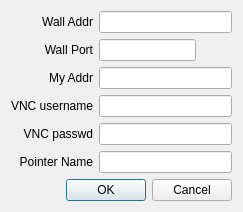
Above: src/uiclient/connectiondialog.ui from sungwonnam/SAGENext before the change. Below: the same form after it.
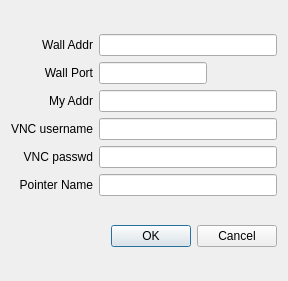
That is the form after the change.

What changed in the file:
```diff
--- a/src/uiclient/connectiondialog.ui
+++ b/src/uiclient/connectiondialog.ui
@@ -6,8 +6,8 @@
    <rect>
     <x>0</x>
     <y>0</y>
-    <width>243</width>
-    <height>197</height>
+    <width>288</width>
+    <height>281</height>
    </rect>
   </property>
   <property name="windowTitle">
```
Left out of the diff: 9 changed lines with no effect on the pictures.
